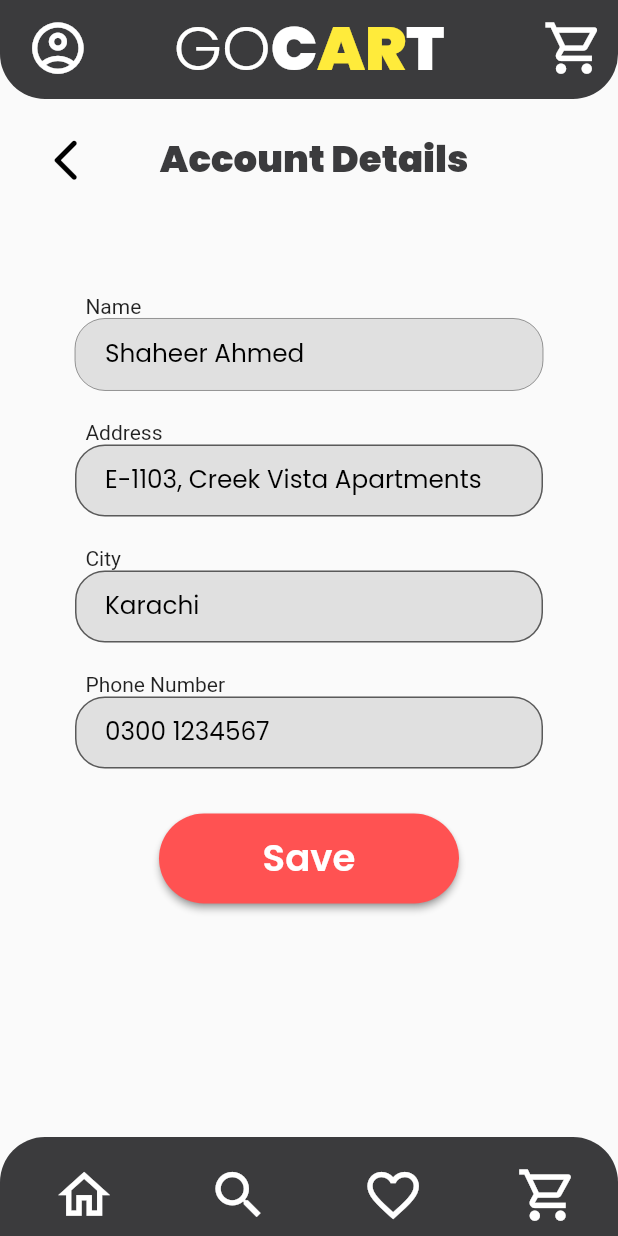
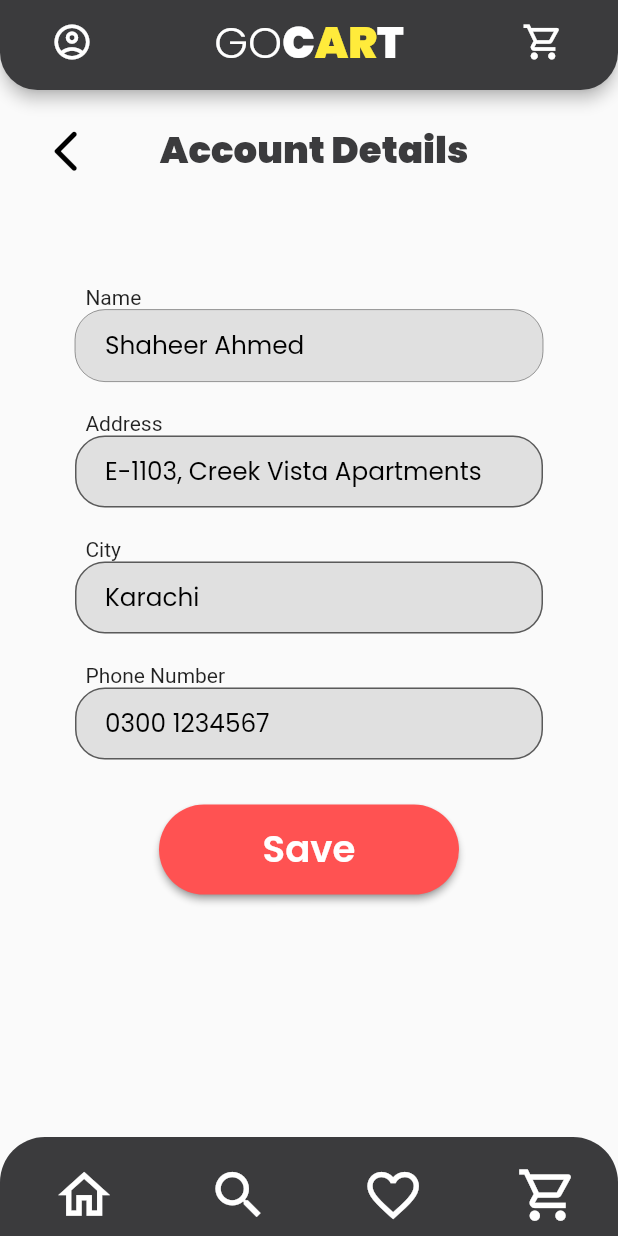
Before and after one commit to ashadnadeem/GoCART, a Flutter app: the accountDetails screen opened directly, on a phone screen of 412 x 824 dp. Run offline on Flutter 3.47's test engine with Material 2 defaults, Android fonts, the phone set to English and light mode, and no system bars; our stand-ins replace camera, google_fonts, progress_indicators; missing offline and left inert: awesome_card; network calls fail.

Commit message:
Changed topBar implementation

```diff
--- a/lib/homepage.dart
+++ b/lib/homepage.dart
@@ -15,6 +15,7 @@ class _homePageState extends State<homePage> {
     final double screenHeight = MediaQuery.of(context).size.height;
     final double screenWidth = MediaQuery.of(context).size.width;
     return Scaffold(
+      //appBar: const topBar(),
       appBar: const topBar(),
       body: Center(
         child: Column(children: <Widget>[
--- a/lib/utils.dart
+++ b/lib/utils.dart
@@ -64,76 +64,130 @@ class logo extends StatelessWidget {
   }
 }
 
-// App Bar
 class topBar extends StatelessWidget implements PreferredSizeWidget {
   const topBar({Key? key}) : super(key: key);
-  @override
-  // TODO: implement preferredSize
-  Size get preferredSize => Size.fromHeight(90);
+
   @override
   Widget build(BuildContext context) {
     double screenSizeW = MediaQuery.of(context).size.width;
     double screenSizeH = MediaQuery.of(context).size.height;
-    return SafeArea(
-      bottom: false,
-      child: Container(
-        height: screenSizeH * 0.08,
-        width: screenSizeW,
-        decoration: const BoxDecoration(
-          color: Color.fromARGB(255, 59, 59, 61),
-          // Border radius only for botom
-          borderRadius: BorderRadius.only(
-            bottomLeft: Radius.circular(30),
-            bottomRight: Radius.circular(30),
+
+    return AppBar(
+      backgroundColor: const Color.fromARGB(255, 59, 59, 61),
+      automaticallyImplyLeading: false,
+      shape: const RoundedRectangleBorder(
+        borderRadius: BorderRadius.vertical(
+          bottom: Radius.circular(25),
         ),
       ),
-        child: Padding(
-          padding: const EdgeInsets.only(left: 10, right: 10),
-          child: Row(
-            mainAxisAlignment: MainAxisAlignment.spaceBetween,
-            children: <Widget>[
-              // Profile Icon
-              Padding(
-                padding: const EdgeInsets.only(bottom: 10),
+      title: logo(
+        primaryColor: Colors.white,
+        secondaryColor: Colors.yellow,
+        fontSize: screenSizeH * 0.035,
+      ),
+      centerTitle: true,
+      leading: Padding(
+        padding: const EdgeInsets.only(left: 26.0),
         child: IconButton(
-                  icon: Icon(Icons.account_circle_outlined,
-                      size: screenSizeH * 0.05, color: Colors.white),
           onPressed: () {
             Navigator.push(
               context,
               MaterialPageRoute(builder: (context) => myAccount()),
             );
           },
+          icon: const Icon(Icons.account_circle_outlined),
+          color: Colors.white,
+          iconSize: 28,
         ),
       ),
-              // Logo
-              logo(
-                primaryColor: Colors.white,
-                secondaryColor: Colors.yellow,
-                fontSize: screenSizeH * 0.05,
+      actions: <Widget>[
+        Padding(
+          padding: const EdgeInsets.only(right: 26.0),
+          child: IconButton(
+            onPressed: () {},
+            icon: const Icon(Icons.shopping_cart_outlined),
+            color: Colors.white,
+            iconSize: 28,
           ),
-              // Cart Icon
-              Padding(
-                padding: const EdgeInsets.only(bottom: 10),
-                child: IconButton(
-                  icon: Icon(Icons.shopping_cart_outlined,
-                      size: screenSizeH * 0.05, color: Colors.white),
-                  onPressed: () {
-                    Navigator.push(
-                      context,
-                      MaterialPageRoute(builder: (context) => myAccount()),
-                    );
-                  },
-                ),
-              ),
-              // Icon(Icons.card_travel_outlined, size: 40, color: Colors.white),
+        )
       ],
-          ),
-        ),
-      ),
     );
   }
+
+  @override
+  Size get preferredSize => const Size.fromHeight(60);
 }
+
+// App Bar
+// class topBar extends StatelessWidget implements PreferredSizeWidget {
+//   const topBar({Key? key}) : super(key: key);
+//   @override
+//   // TODO: implement preferredSize
+//   Size get preferredSize => Size.fromHeight(90);
+//   @override
+//   Widget build(BuildContext context) {
+//     double screenSizeW = MediaQuery.of(context).size.width;
+//     double screenSizeH = MediaQuery.of(context).size.height;
+//     return SafeArea(
+//       bottom: false,
+//       child: Container(
+//         height: screenSizeH * 0.08,
+//         width: screenSizeW,
+//         decoration: const BoxDecoration(
+//           color: Color.fromARGB(255, 59, 59, 61),
+//           // Border radius only for botom
+//           borderRadius: BorderRadius.only(
+//             bottomLeft: Radius.circular(30),
+//             bottomRight: Radius.circular(30),
+//           ),
+//         ),
+//         child: Padding(
+//           padding: const EdgeInsets.only(left: 10, right: 10),
+//           child: Row(
+//             mainAxisAlignment: MainAxisAlignment.spaceBetween,
+//             children: <Widget>[
+//               // Profile Icon
+//               Padding(
+//                 padding: const EdgeInsets.only(bottom: 10),
+//                 child: IconButton(
+//                   icon: Icon(Icons.account_circle_outlined,
+//                       size: screenSizeH * 0.05, color: Colors.white),
+//                   onPressed: () {
+//                     Navigator.push(
+//                       context,
+//                       MaterialPageRoute(builder: (context) => myAccount()),
+//                     );
+//                   },
+//                 ),
+//               ),
+//               // Logo
+//               logo(
+//                 primaryColor: Colors.white,
+//                 secondaryColor: Colors.yellow,
+//                 fontSize: screenSizeH * 0.035,
+//               ),
+//               // Cart Icon
+//               Padding(
+//                 padding: const EdgeInsets.only(bottom: 10),
+//                 child: IconButton(
+//                   icon: Icon(Icons.shopping_cart_outlined,
+//                       size: screenSizeH * 0.05, color: Colors.white),
+//                   onPressed: () {
+//                     Navigator.push(
+//                       context,
+//                       MaterialPageRoute(builder: (context) => myAccount()),
+//                     );
+//                   },
+//                 ),
+//               ),
+//               // Icon(Icons.card_travel_outlined, size: 40, color: Colors.white),
+//             ],
+//           ),
+//         ),
+//       ),
+//     );
+//   }
+// }
 
 // Bottom App Bar
 class bottomBar extends StatelessWidget implements PreferredSizeWidget {
```
Lines whose indentation alone changed are shown as unchanged.
